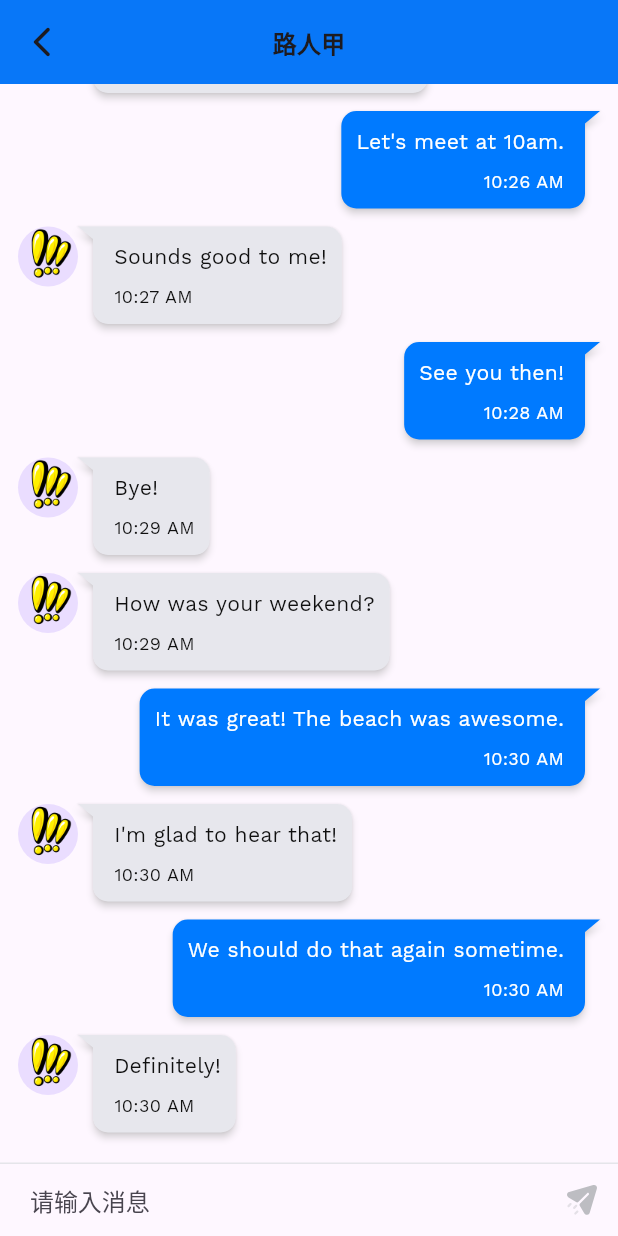
After one commit to HomuraCat/Android, a Flutter app: the ChatPage screen opened directly, after a tap on "路人甲", on a phone screen of 412 x 824 dp. The commit adds this screen. Run offline on Flutter 3.47's test engine with Material 3 defaults, Android fonts, the light colour scheme and no system bars; our stand-ins replace chewie, flutter_chat_bubble, flutter_local_notifications, flutter_svg, shared_preferences, video_player; accounts and stored records are empty.

Commit message:
Move chat page to here

```diff
--- /dev/null
+++ b/lib/fitness_app/chat/chat_page.dart
@@ -0,0 +1,183 @@
+import "package:flutter/material.dart";
+import "chat_tool.dart";
+import "package:flutter_svg/svg.dart";
+import "package:provider/provider.dart";
+
+class ChatPage extends StatefulWidget {
+  const ChatPage({Key? key}) : super(key: key);
+
+  @override
+  State<ChatPage> createState() => _ChatPageState();
+}
+
+class _ChatPageState extends State<ChatPage> {
+  @override
+  Widget build(BuildContext context) {
+    return Scaffold(
+        appBar: AppBar(
+          title: const Text(
+            '聊天',
+            style: TextStyle(color: Colors.black),
+          ),
+        ),
+        body: ListView(scrollDirection: Axis.vertical, children: const <Widget>[
+          ChatPartner(friendname: "路人甲", subinfo: "一个无名之辈")
+        ]));
+  }
+}
+
+class ChatPartner extends StatelessWidget {
+  const ChatPartner({Key? key, required this.friendname, required this.subinfo})
+      : super(key: key);
+  final String friendname, subinfo;
+
+  @override
+  Widget build(BuildContext context) {
+    return ListTile(
+      onTap: () {
+        Navigator.of(context).push(MaterialPageRoute(
+            builder: (BuildContext context) => ChangeNotifierProvider(
+                create: (_) => ChatController(),
+                child:
+                    ChatUI(friendname: friendname, avatar: "assets/images/aaa.png"))));
+      },
+      leading: CircleAvatar(
+        backgroundImage: AssetImage("assets/images/aaa.png"),
+      ),
+      title: Text(
+        friendname,
+        style: TextStyle(
+          fontSize: 15,
+          fontWeight: FontWeight.bold,
+        ),
+      ),
+      subtitle: Text(
+        subinfo,
+        style: TextStyle(
+          fontSize: 10,
+          fontWeight: FontWeight.bold,
+        ),
+      ),
+    );
+  }
+}
+
+class ChatUI extends StatelessWidget {
+  const ChatUI({Key? key, required this.friendname, required this.avatar})
+      : super(key: key);
+  final String friendname, avatar;
+
+  @override
+  Widget build(BuildContext context) {
+    return Scaffold(
+      resizeToAvoidBottomInset: true,
+      appBar: AppBar(
+        title: Text(friendname),
+        backgroundColor: const Color(0xFF007AFF),
+      ),
+      body: Column(
+        children: [
+          Expanded(
+            child: GestureDetector(
+              onTap: () {
+                context.read<ChatController>().focusNode.unfocus();
+              },
+              child: Align(
+                alignment: Alignment.topCenter,
+                child: Selector<ChatController, List<Chat>>(
+                  selector: (context, controller) =>
+                      controller.chatList.reversed.toList(),
+                  builder: (context, chatList, child) {
+                    return ListView.separated(
+                      shrinkWrap: true,
+                      reverse: true,
+                      padding: const EdgeInsets.only(top: 12, bottom: 20) +
+                          const EdgeInsets.symmetric(horizontal: 12),
+                      separatorBuilder: (_, __) => const SizedBox(
+                        height: 12,
+                      ),
+                      controller:
+                          context.read<ChatController>().scrollController,
+                      itemCount: chatList.length,
+                      itemBuilder: (context, index) {
+                        return Bubble(chat: chatList[index], avatar: avatar);
+                      },
+                    );
+                  },
+                ),
+              ),
+            ),
+          ),
+          const _BottomInputField(),
+        ],
+      ),
+    );
+  }
+}
+
+class _BottomInputField extends StatelessWidget {
+  const _BottomInputField({Key? key}) : super(key: key);
+
+  @override
+  Widget build(BuildContext context) {
+    return SafeArea(
+      bottom: true,
+      child: Container(
+        constraints: const BoxConstraints(minHeight: 48),
+        width: double.infinity,
+        decoration: const BoxDecoration(
+          border: Border(
+            top: BorderSide(
+              color: Color(0xFFE5E5EA),
+            ),
+          ),
+        ),
+        child: Stack(
+          children: [
+            TextField(
+              focusNode: context.read<ChatController>().focusNode,
+              onChanged: context.read<ChatController>().onFieldChanged,
+              controller: context.read<ChatController>().textEditingController,
+              maxLines: null,
+              textAlignVertical: TextAlignVertical.top,
+              decoration: InputDecoration(
+                border: InputBorder.none,
+                contentPadding: const EdgeInsets.only(
+                  right: 42,
+                  left: 16,
+                  top: 18,
+                ),
+                hintText: '请输入消息',
+                enabledBorder: OutlineInputBorder(
+                  borderSide: BorderSide.none,
+                  borderRadius: BorderRadius.circular(8.0),
+                ),
+                focusedBorder: OutlineInputBorder(
+                  borderSide: BorderSide.none,
+                  borderRadius: BorderRadius.circular(8.0),
+                ),
+              ),
+            ),
+            Positioned(
+              bottom: 0,
+              right: 0,
+              child: IconButton(
+                icon: SvgPicture.asset(
+                  "assets/images/send.svg",
+                  colorFilter: ColorFilter.mode(
+                    context.select<ChatController, bool>(
+                            (value) => value.isTextFieldEnable)
+                        ? const Color(0xFF007AFF)
+                        : const Color(0xFFBDBDC2),
+                    BlendMode.srcIn,
+                  ),
+                ),
+                onPressed: context.read<ChatController>().onFieldSubmitted,
+              ),
+            ),
+          ],
+        ),
+      ),
+    );
+  }
+}
--- /dev/null
+++ b/lib/fitness_app/chat/chat_tool.dart
@@ -0,0 +1,327 @@
+import "package:flutter/material.dart";
+import "package:flutter_chat_bubble/bubble_type.dart";
+import 'package:flutter_chat_bubble/clippers/chat_bubble_clipper_1.dart';
+import 'package:intl/intl.dart';
+import 'package:http/http.dart' as http;
+import 'dart:convert';
+
+abstract class Formatter {
+  Formatter._();
+
+  static String formatDateTime(DateTime dateTime) {
+    final DateFormat dateFormat = DateFormat('hh:mm a');
+    return dateFormat.format(dateTime);
+  }
+}
+
+enum ChatMessageType {
+  sent,
+  received,
+}
+
+class Chat {
+  final String message;
+  final ChatMessageType type;
+  final DateTime time;
+
+  Chat({required this.message, required this.type, required this.time});
+
+  factory Chat.sent({required message}) =>
+      Chat(message: message, type: ChatMessageType.sent, time: DateTime.now());
+
+  static List<Chat> generate() {
+    return [
+      Chat(
+        message: "Hello!",
+        type: ChatMessageType.sent,
+        time: DateTime.now().subtract(const Duration(minutes: 15)),
+      ),
+      Chat(
+        message: "Nice to meet you!",
+        type: ChatMessageType.received,
+        time: DateTime.now().subtract(const Duration(minutes: 14)),
+      ),
+      Chat(
+        message: "The weather is nice today.",
+        type: ChatMessageType.sent,
+        time: DateTime.now().subtract(const Duration(minutes: 13)),
+      ),
+      Chat(
+        message: "Yes, it's a great day to go out.",
+        type: ChatMessageType.received,
+        time: DateTime.now().subtract(const Duration(minutes: 12)),
+      ),
+      Chat(
+        message: "Have a nice day!",
+        type: ChatMessageType.sent,
+        time: DateTime.now().subtract(const Duration(minutes: 11)),
+      ),
+      Chat(
+        message: "What are your plans for the weekend?",
+        type: ChatMessageType.received,
+        time: DateTime.now().subtract(const Duration(minutes: 10)),
+      ),
+      Chat(
+        message: "I'm planning to go to the beach.",
+        type: ChatMessageType.sent,
+        time: DateTime.now().subtract(const Duration(minutes: 9)),
+      ),
+      Chat(
+        message: "That sounds fun!",
+        type: ChatMessageType.received,
+        time: DateTime.now().subtract(const Duration(minutes: 8)),
+      ),
+      Chat(
+        message: "Do you want to come with me?",
+        type: ChatMessageType.sent,
+        time: DateTime.now().subtract(const Duration(minutes: 7)),
+      ),
+      Chat(
+        message: "Sure, I'd love to!",
+        type: ChatMessageType.received,
+        time: DateTime.now().subtract(const Duration(minutes: 6)),
+      ),
+      Chat(
+        message: "What time should we meet?",
+        type: ChatMessageType.received,
+        time: DateTime.now().subtract(const Duration(minutes: 5)),
+      ),
+      Chat(
+        message: "Let's meet at 10am.",
+        type: ChatMessageType.sent,
+        time: DateTime.now().subtract(const Duration(minutes: 4)),
+      ),
+      Chat(
+        message: "Sounds good to me!",
+        type: ChatMessageType.received,
+        time: DateTime.now().subtract(const Duration(minutes: 3)),
+      ),
+      Chat(
+        message: "See you then!",
+        type: ChatMessageType.sent,
+        time: DateTime.now().subtract(const Duration(minutes: 2)),
+      ),
+      Chat(
+        message: "Bye!",
+        type: ChatMessageType.received,
+        time: DateTime.now().subtract(const Duration(minutes: 1)),
+      ),
+      Chat(
+        message: "How was your weekend?",
+        type: ChatMessageType.received,
+        time: DateTime.now().subtract(const Duration(minutes: 1)),
+      ),
+      Chat(
+        message: "It was great! The beach was awesome.",
+        type: ChatMessageType.sent,
+        time: DateTime.now(),
+      ),
+      Chat(
+        message: "I'm glad to hear that!",
+        type: ChatMessageType.received,
+        time: DateTime.now(),
+      ),
+      Chat(
+        message: "We should do that again sometime.",
+        type: ChatMessageType.sent,
+        time: DateTime.now(),
+      ),
+      Chat(
+        message: "Definitely!",
+        type: ChatMessageType.received,
+        time: DateTime.now(),
+      ),
+    ];
+  }
+}
+
+class ChatController extends ChangeNotifier {
+  List<Chat> chatList = Chat.generate();
+
+  late final ScrollController scrollController = ScrollController();
+  late final TextEditingController textEditingController =
+      TextEditingController();
+  late final FocusNode focusNode = FocusNode();
+
+  Future<void> onFieldSubmitted() async {
+    if (!isTextFieldEnable) return;
+
+    final String userMessage = textEditingController.text;
+
+    // Existing message sent by the user
+    chatList = [
+      ...chatList,
+      Chat.sent(message: userMessage),
+    ];
+
+    // Send the message to the backend
+    final response = await sendMessageToBackend(userMessage);
+
+    // Update the chat with the response from the backend
+    chatList = [
+      ...chatList,
+      Chat(
+          message: response,
+          type: ChatMessageType.received,
+          time: DateTime.now()),
+    ];
+
+    // Scroll and reset input field
+    scrollController.animateTo(
+      0,
+      duration: const Duration(milliseconds: 300),
+      curve: Curves.easeInOut,
+    );
+
+    textEditingController.text = '';
+    notifyListeners();
+  }
+
+  Future<String> sendMessageToBackend(String message) async {
+    // Replace with your backend URL
+    var url = Uri.parse('http://10.0.2.2:5001/message');
+
+    try {
+      var response = await http.post(
+        url,
+        body: json.encode({'message': message}),
+        headers: {'Content-Type': 'application/json'},
+      );
+      if (response.statusCode == 200) {
+        var data = json.decode(response.body);
+        // Assuming the response contains a field 'reply'
+        return data['reply'];
+      } else {
+        // Handle error or return a default message
+        return "Error: could not connect to server.";
+      }
+    } catch (e) {
+      // Handle exception or return a default message
+      return "Error: server unreachable.";
+    }
+  }
+
+  void onFieldChanged(String term) {
+    notifyListeners();
+  }
+
+  bool get isTextFieldEnable => textEditingController.text.isNotEmpty;
+}
+
+class Bubble extends StatelessWidget {
+  final EdgeInsetsGeometry? margin;
+  final Chat chat;
+  final String avatar;
+
+  const Bubble({
+    super.key,
+    this.margin,
+    required this.chat,
+    required this.avatar,
+  });
+
+  @override
+  Widget build(BuildContext context) {
+    return Row(
+      mainAxisAlignment: alignmentOnType,
+      crossAxisAlignment: CrossAxisAlignment.start,
+      children: [
+        if (chat.type == ChatMessageType.received)
+          CircleAvatar(
+            backgroundImage: AssetImage(avatar),
+          ),
+        Container(
+          margin: margin ?? EdgeInsets.zero,
+          child: PhysicalShape(
+            clipper: clipperOnType,
+            elevation: 2,
+            color: bgColorOnType,
+            shadowColor: Colors.grey.shade200,
+            child: Container(
+              constraints: BoxConstraints(
+                maxWidth: MediaQuery.of(context).size.width * 0.8,
+              ),
+              padding: paddingOnType,
+              child: Column(
+                crossAxisAlignment: crossAlignmentOnType,
+                children: [
+                  Text(
+                    chat.message,
+                    style: TextStyle(color: textColorOnType),
+                  ),
+                  const SizedBox(
+                    height: 8,
+                  ),
+                  Text(
+                    Formatter.formatDateTime(chat.time),
+                    style: TextStyle(color: textColorOnType, fontSize: 12),
+                  )
+                ],
+              ),
+            ),
+          ),
+        ),
+      ],
+    );
+  }
+
+  Color get textColorOnType {
+    switch (chat.type) {
+      case ChatMessageType.sent:
+        return Colors.white;
+      case ChatMessageType.received:
+        return const Color(0xFF0F0F0F);
+    }
+  }
+
+  Color get bgColorOnType {
+    switch (chat.type) {
+      case ChatMessageType.received:
+        return const Color(0xFFE7E7ED);
+      case ChatMessageType.sent:
+        return const Color(0xFF007AFF);
+    }
+  }
+
+  CustomClipper<Path> get clipperOnType {
+    switch (chat.type) {
+      case ChatMessageType.sent:
+        return ChatBubbleClipper1(type: BubbleType.sendBubble);
+      case ChatMessageType.received:
+        return ChatBubbleClipper1(type: BubbleType.receiverBubble);
+    }
+  }
+
+  CrossAxisAlignment get crossAlignmentOnType {
+    switch (chat.type) {
+      case ChatMessageType.sent:
+        return CrossAxisAlignment.end;
+      case ChatMessageType.received:
+        return CrossAxisAlignment.start;
+    }
+  }
+
+  MainAxisAlignment get alignmentOnType {
+    switch (chat.type) {
+      case ChatMessageType.received:
+        return MainAxisAlignment.start;
+
+      case ChatMessageType.sent:
+        return MainAxisAlignment.end;
+    }
+  }
+
+  EdgeInsets get paddingOnType {
+    switch (chat.type) {
+      case ChatMessageType.sent:
+        return const EdgeInsets.only(top: 10, bottom: 10, left: 10, right: 24);
+      case ChatMessageType.received:
+        return const EdgeInsets.only(
+          top: 10,
+          bottom: 10,
+          left: 24,
+          right: 10,
+        );
+    }
+  }
+}
--- a/lib/fitness_app/fitness_app_home_screen.dart
+++ b/lib/fitness_app/fitness_app_home_screen.dart
@@ -7,6 +7,7 @@ import 'my_diary/my_diary_screen.dart';
 import 'account/account_page.dart';
 import 'account/daily_report_page.dart';
 import 'motion/motion_page.dart';
+import 'chat/chat_page.dart';
 
 class FitnessAppHomeScreen extends StatefulWidget {
   @override
@@ -102,7 +103,7 @@ class _FitnessAppHomeScreenState extends State<FitnessAppHomeScreen>
                 }
                 setState(() {
                   tabBody =
-                      TrainingScreen(animationController: animationController);
+                      ChatPage();
                 });
               });
             } else if (index == 2) {
--- a/pubspec.yaml
+++ b/pubspec.yaml
@@ -38,6 +38,9 @@ dependencies:
   fijkplayer: ^0.10.0
   http: ^0.13.3
   flutter_local_notifications: ^15.1.0
+  flutter_chat_bubble: ^2.0.2
+  flutter_svg: ^2.0.9
+  badges: ^3.1.1
 
 dev_dependencies:
   flutter_test:
```
Also changed, not shown: assets/images/aaa.png (added), assets/images/send.svg (added).
